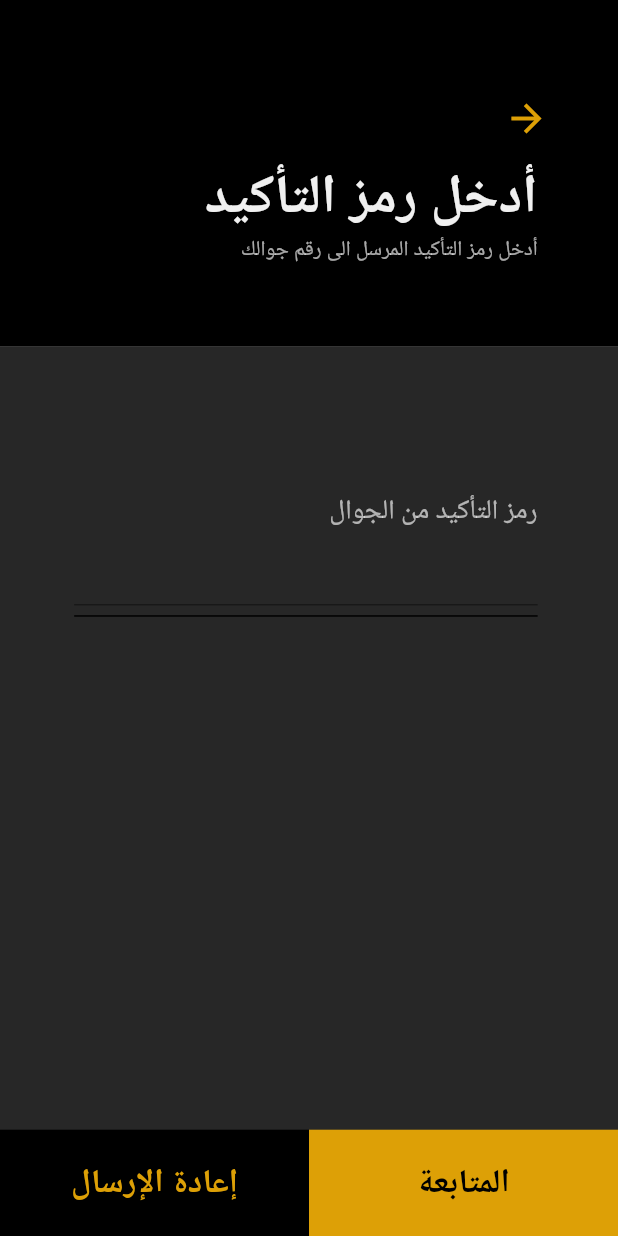
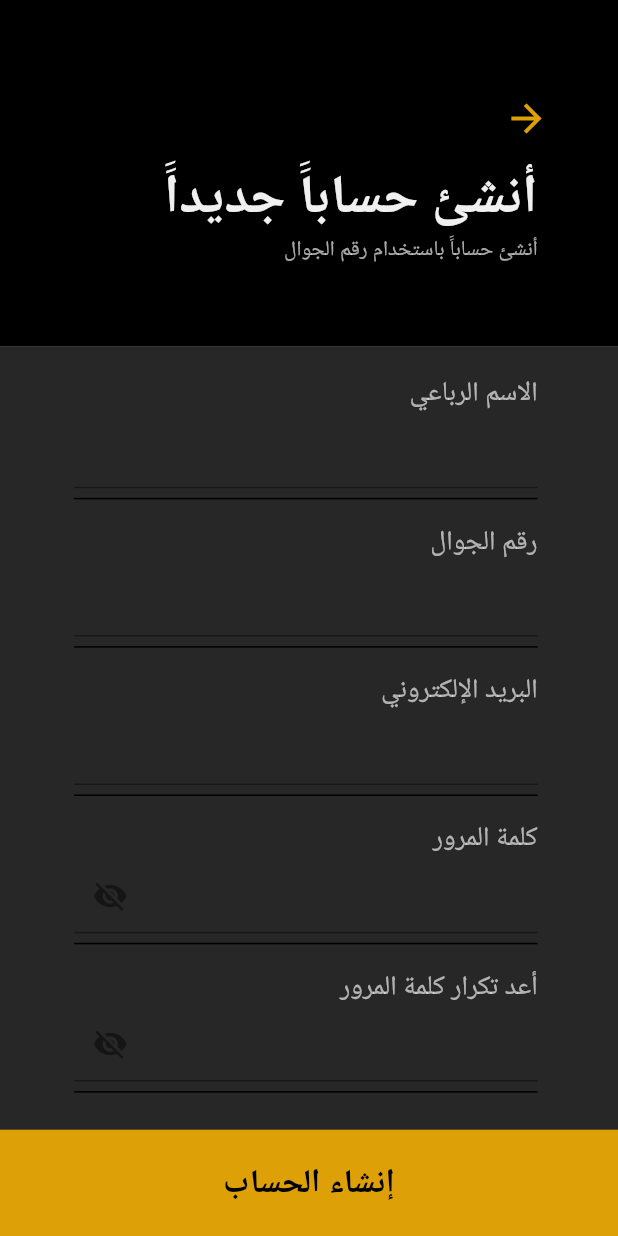
Before and after one commit to Mahmoud-Draidi/GraduationProject, a Flutter app: the SendCodeScreen screen opened directly, after a tap on the "arrow forward" icon, on a phone screen of 412 x 824 dp. Run offline on Flutter 3.47's test engine with Material 2 defaults, Android fonts, the light colour scheme and no system bars; our stand-ins replace google_fonts; Roboto replaces fonts that are missing (Vazirmatn).

```diff
--- a/lib/main.dart
+++ b/lib/main.dart
@@ -1,5 +1,6 @@
 import 'package:flutter/material.dart';
 import 'package:mowasulatuna/providers/input_box_provider.dart';
+import 'package:mowasulatuna/providers/sign_in_provider.dart';
 import 'package:mowasulatuna/providers/sned_code_provider.dart';
 import 'package:mowasulatuna/screens/common_screens/easy_booking_screen.dart';
 import 'package:mowasulatuna/screens/common_screens/easy_screen.dart';
@@ -7,6 +8,7 @@ import 'package:mowasulatuna/screens/common_screens/know_screen.dart';
 import 'package:mowasulatuna/screens/common_screens/logo_screen.dart';
 import 'package:mowasulatuna/screens/common_screens/sign_in_screen.dart';
 import 'package:mowasulatuna/screens/rider_screens/send_code_screen.dart';
+import 'package:mowasulatuna/screens/rider_screens/sign_up_screen.dart';
 import 'package:provider/provider.dart';
 // import 'package:firebase_core/firebase_core.dart';
 // import 'firebase_options.dart';
@@ -19,6 +21,7 @@ void main() {
       providers: [
         ChangeNotifierProvider(create: (_) => InputBoxProvider()),
         ChangeNotifierProvider(create: (_) => SendCodeProvider()),
+        ChangeNotifierProvider(create: (_) => SignInProvider()),
       ],
       child: const MyApp(),
     ),
--- a/lib/screens/rider_screens/send_code_screen.dart
+++ b/lib/screens/rider_screens/send_code_screen.dart
@@ -7,6 +7,7 @@ import 'package:mowasulatuna/providers/sned_code_provider.dart';
 import 'package:mowasulatuna/screens/driver_screens/my_bus.dart';
 import 'package:mowasulatuna/screens/rider_screens/r_home.dart';
 import 'package:mowasulatuna/screens/rider_screens/send_code_screen.dart';
+import 'package:mowasulatuna/screens/rider_screens/sign_up_screen.dart';
 import 'package:mowasulatuna/widgets/driver_widgets/sign_in_screen_widgets/inputBox.dart';
 import 'package:mowasulatuna/widgets/rider_widgets/send_code_screen_widgets/timer.dart';
 import 'package:provider/provider.dart';
@@ -31,7 +32,14 @@ class SendCodeScreen extends StatelessWidget {
                 Container(
                   padding: EdgeInsets.only(right: w * 0.09),
                   child: IconButton(
-                    onPressed: () {},
+                    onPressed: () {
+                      Navigator.pushReplacement(
+                        context,
+                        MaterialPageRoute(
+                          builder: (context) => SignUpScreen(),
+                        ),
+                      );
+                    },
                     icon: Icon(
                       Icons.arrow_forward,
                       color: Color(0xffdda006),
--- /dev/null
+++ b/lib/screens/rider_screens/sign_up_screen.dart
@@ -0,0 +1,160 @@
+import 'dart:async';
+
+import 'package:flutter/cupertino.dart';
+import 'package:flutter/material.dart';
+import 'package:google_fonts/google_fonts.dart';
+import 'package:mowasulatuna/providers/sned_code_provider.dart';
+import 'package:mowasulatuna/screens/common_screens/sign_in_screen.dart';
+import 'package:mowasulatuna/screens/driver_screens/my_bus.dart';
+import 'package:mowasulatuna/screens/rider_screens/r_home.dart';
+import 'package:mowasulatuna/screens/rider_screens/send_code_screen.dart';
+import 'package:mowasulatuna/widgets/driver_widgets/sign_in_screen_widgets/inputBox.dart';
+import 'package:mowasulatuna/widgets/rider_widgets/send_code_screen_widgets/timer.dart';
+import 'package:provider/provider.dart';
+
+class SignUpScreen extends StatelessWidget {
+  @override
+  Widget build(BuildContext context) {
+
+    double h = MediaQuery.of(context).size.height;
+    double w = MediaQuery.of(context).size.width;
+    return Scaffold(
+      body: Column(
+        children: [
+          Container(
+            width: w,
+            height: h * 0.28,
+            color: Colors.black,
+            child: Column(
+              mainAxisAlignment: MainAxisAlignment.center,
+              crossAxisAlignment: CrossAxisAlignment.end,
+              children: [
+                Container(
+                  padding: EdgeInsets.only(right: w * 0.09),
+                  child: IconButton(
+                    onPressed: () {
+                      Navigator.pushReplacement(
+                        context,
+                        MaterialPageRoute(
+                          builder: (context) => SignInScreen(),
+                        ),
+                      );
+                    },
+                    icon: Icon(
+                      Icons.arrow_forward,
+                      color: Color(0xffdda006),
+                      size: 30,
+                    ),
+                  ),
+                ),
+                SizedBox(
+                  height: h / 170,
+                ),
+                Container(
+                  padding: EdgeInsets.only(right: w * 0.13),
+                  child: Text(
+                    "أنشئ حساباََ جديداََ",
+                    textAlign: TextAlign.right,
+                    style: GoogleFonts.vazirmatn(
+                      color: const Color(0xfff0f0f0),
+                      textStyle: const TextStyle(
+                        fontSize: 36,
+                        fontWeight: FontWeight.w700,
+                      ),
+                    ),
+                  ),
+                ),
+                Container(
+                  padding: EdgeInsets.only(right: w * 0.13),
+                  child: Text(
+                    "أنشئ حساباََ باستخدام رقم الجوال",
+                    textAlign: TextAlign.right,
+                    style: GoogleFonts.vazirmatn(
+                      color: Color(0xb2f0f0f0),
+                      textStyle: const TextStyle(
+                        fontSize: 14,
+                        fontWeight: FontWeight.w400,
+                      ),
+                    ),
+                  ),
+                ),
+              ],
+            ),
+          ),
+          Expanded(
+            child: SingleChildScrollView(
+              child: Container(
+                height: h * 0.72,
+                width: w,
+                color: Color(0xff272727),
+                child: Column(
+                  mainAxisAlignment: MainAxisAlignment.end,
+                  crossAxisAlignment: CrossAxisAlignment.end,
+                  children: [
+                    InputBox(
+                      'الاسم الرباعي',
+                      TextInputType.text,
+                      false,
+                    ),
+                    SizedBox(height: h * 0.02),
+                    InputBox(
+                      'رقم الجوال',
+                      TextInputType.phone,
+                      false,
+                    ),
+                    SizedBox(height: h * 0.02),
+                    InputBox(
+                      'البريد الإلكتروني',
+                      TextInputType.emailAddress,
+                      false,
+                    ),
+                    SizedBox(height: h * 0.02),
+                    InputBox(
+                      'كلمة المرور',
+                      TextInputType.visiblePassword,
+                      true,
+                    ),
+                    SizedBox(height: h * 0.02),
+                    InputBox(
+                      'أعد تكرار كلمة المرور',
+                      TextInputType.visiblePassword,
+                      true,
+                    ),
+                    SizedBox(height: h * 0.03),
+                    GestureDetector(
+                      onTap: () {
+                        Navigator.pushReplacement(
+                          context,
+                          MaterialPageRoute(
+                            builder: (context) => SendCodeScreen(),
+                          ),
+                        );
+                      },
+                      child: Container(
+                        height: h * 0.086,
+                        color: const Color(0xffdda006),
+                        child: Center(
+                          child: Text(
+                            "إنشاء الحساب",
+                            textAlign: TextAlign.center,
+                            style: GoogleFonts.vazirmatn(
+                              color: Colors.black,
+                              textStyle: TextStyle(
+                                fontSize: 22,
+                                fontWeight: FontWeight.w700,
+                              ),
+                            ),
+                          ),
+                        ),
+                      ),
+                    ),
+                  ],
+                ),
+              ),
+            ),
+          ),
+        ],
+      ),
+    );
+  }
+}
--- a/lib/widgets/driver_widgets/sign_in_screen_widgets/inputBox.dart
+++ b/lib/widgets/driver_widgets/sign_in_screen_widgets/inputBox.dart
@@ -9,7 +9,7 @@ class InputBox extends StatelessWidget {
   final TextInputType type;
   final bool isPassword;
 
-  const InputBox(this.title, this.type, this.isPassword, {super.key});
+  InputBox(this.title, this.type, this.isPassword, {super.key});
 
   @override
   Widget build(BuildContext context) {
```
Also changed, not shown: lib/providers/sign_in_provider.dart (added, +16 -0 lines), lib/screens/common_screens/sign_in_screen.dart (+55 -15 lines).
